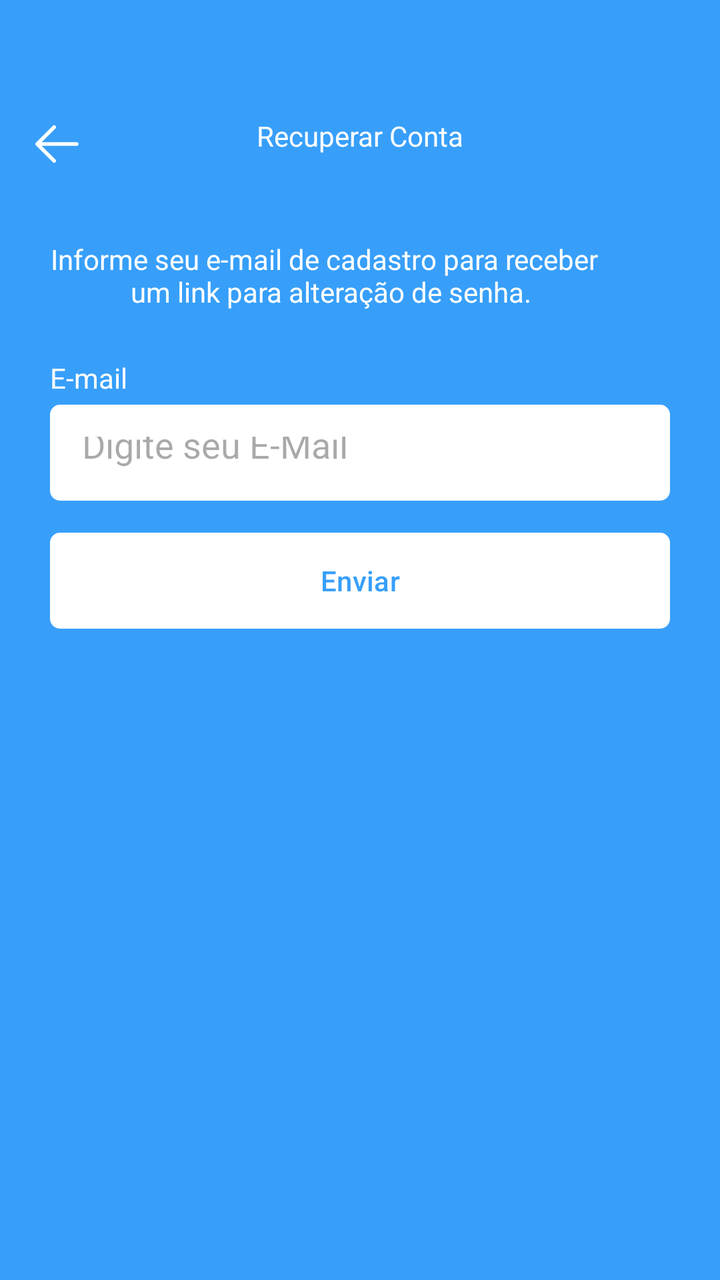
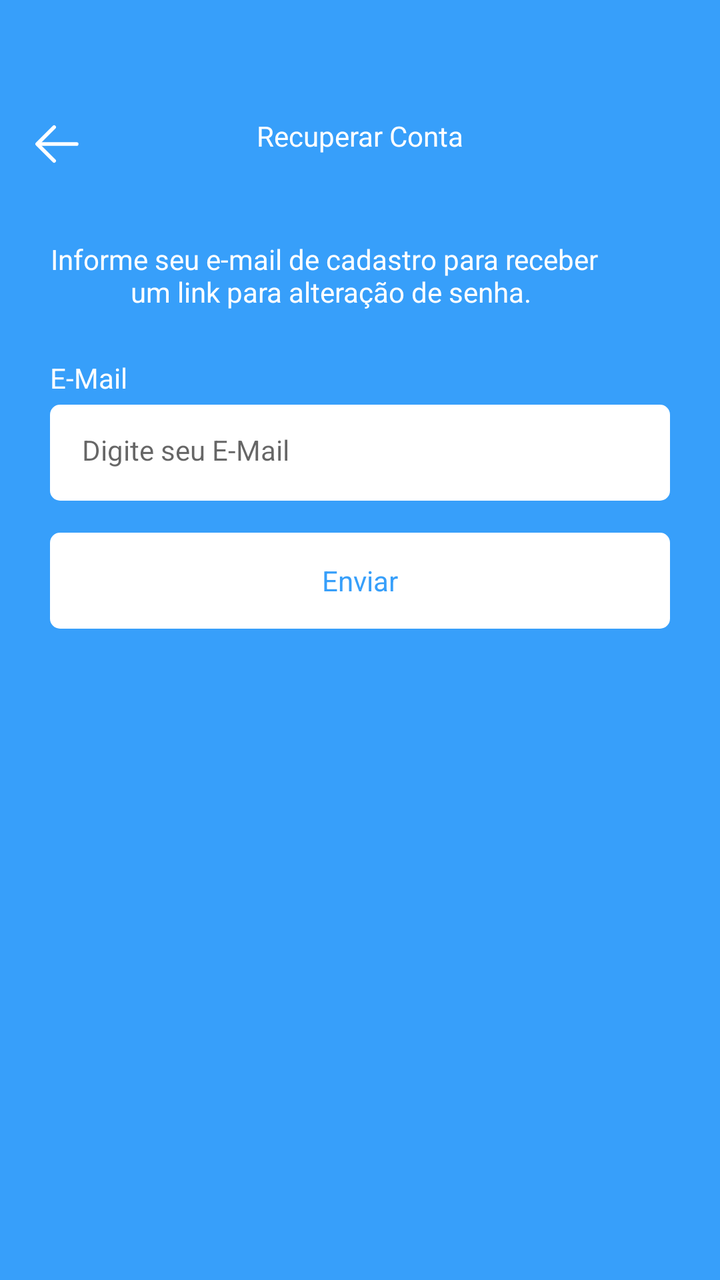

Two renders of the same Android screen: before a commit and after it. Below are the layout's source before the change and the commit's diff.
<!-- AndroidManifest.xml: application theme Theme.Task -->
<!-- res/layout/fragment_recover_account.xml -->
<?xml version="1.0" encoding="utf-8"?>
<ScrollView xmlns:android="http://schemas.android.com/apk/res/android"
    xmlns:tools="http://schemas.android.com/tools"
    android:layout_width="match_parent"
    android:layout_height="match_parent"
    xmlns:app="http://schemas.android.com/apk/res-auto"
    android:fillViewport="true"
    tools:context=".ui.auth.RecoverAccountFragment">


    <LinearLayout
        android:id="@+id/linearLayout1"
        android:layout_width="match_parent"
        android:layout_height="wrap_content"
        android:orientation="vertical">

        <com.google.android.material.appbar.MaterialToolbar
            android:id="@+id/toolbar"
            android:layout_width="match_parent"
            android:layout_height="wrap_content"
            app:navigationIcon="@drawable/ic_back"
            android:paddingTop="40dp">

            <TextView
                android:layout_width="wrap_content"
                android:layout_height="wrap_content"
                android:text="Recuperar Conta"
                android:textColor="@color/white"
                android:layout_gravity="center_horizontal"/>

        </com.google.android.material.appbar.MaterialToolbar>

        <LinearLayout
            android:id="@+id/LinearLayout2"
            android:layout_width="match_parent"
            android:layout_height="wrap_content"
            android:orientation="vertical"
            android:paddingLeft="25dp"
            android:paddingRight="25dp">

            <TextView
                android:layout_width="wrap_content"
                android:layout_height="wrap_content"
                android:id="@+id/textViewMensagem"
                android:text="Informe seu e-mail de cadastro para receber \n um link para alteração de senha."
                android:textColor="@color/white"
                android:textAlignment="center"
                android:layout_marginTop="24dp"/>

            <TextView
                android:layout_width="wrap_content"
                android:layout_height="wrap_content"
                android:id="@+id/textViewEmail"
                android:text="E-mail"
                android:textColor="@color/white"
                android:layout_marginTop="24dp"/>

            <EditText
                android:id="@+id/edittextEmail"
                android:layout_width="match_parent"
                android:layout_height="48dp"
                android:hint="Digite seu E-Mail"
                android:inputType="textEmailAddress"
                android:padding="16dp"
                android:layout_marginTop="4dp"
                android:background="@drawable/bg_edit_text"/>


            <com.google.android.material.button.MaterialButton
                android:id="@+id/buttonEnviar"
                android:layout_width="match_parent"
                android:layout_height="wrap_content"
                android:text="Enviar"
                android:textColor="@color/color_default"
                android:backgroundTint="@null"
                android:layout_marginTop="16dp"
                app:backgroundTint="@null"
                android:background="@drawable/bg_btn"/>

            <ProgressBar
                android:layout_width="wrap_content"
                android:layout_height="wrap_content"
                android:indeterminateTint="@color/white"
                android:layout_gravity="center"
                android:id="@+id/progressBar"
                android:layout_marginTop="8dp"
                android:visibility="invisible"
                tools:visibility="visible"/>
        </LinearLayout>

    </LinearLayout>

</ScrollView>
<!-- resources referenced by this layout -->
<resources>
  <color name="color_default">#379FFA</color>
  <color name="white">#FFFFFFFF</color>
  <!-- drawable bg_btn (drawable) -->
  <?xml version="1.0" encoding="utf-8"?>
  <shape xmlns:android="http://schemas.android.com/apk/res/android"
      android:shape="rectangle">
  
      <solid android:color="@color/white"/>
      <corners android:radius="5dp"/>
  
  </shape>
  <!-- drawable bg_edit_text (drawable) -->
  <?xml version="1.0" encoding="utf-8"?>
  <shape xmlns:android="http://schemas.android.com/apk/res/android"
      android:shape="rectangle">
  
      <solid android:color="@color/white"/>
      <corners android:radius="5dp"/>
  
  </shape>
  <!-- drawable ic_back (drawable) -->
  <vector xmlns:android="http://schemas.android.com/apk/res/android"
      android:width="30dp"
      android:height="30dp"
      android:viewportWidth="1024"
      android:viewportHeight="1024">
    <path
        android:pathData="M224,480h640a32,32 0,1 1,0 64H224a32,32 0,0 1,0 -64z"
        android:fillColor="#FFFFFF"/>
    <path
        android:pathData="m237.2,512 l265.4,265.3a32,32 0,0 1,-45.3 45.3l-288,-288a32,32 0,0 1,0 -45.3l288,-288a32,32 0,1 1,45.3 45.3L237.2,512z"
        android:fillColor="#FFFFFF"/>
  </vector>
  <style name="Theme.Task" parent="Base.Theme.Task" />
  <style name="Base.Theme.Task" parent="Theme.Material3.DayNight.NoActionBar">
          
          <item name="colorPrimary">@color/color_default</item>
          <item name="colorPrimaryVariant">@color/color_default</item>
          <item name="android:windowBackground">@color/color_default</item>
      </style>
</resources>

<!-- the commit's change to res/layout/fragment_recover_account.xml (unified diff, before → after) -->
@@ -24,7 +24,7 @@
             <TextView
                 android:layout_width="wrap_content"
                 android:layout_height="wrap_content"
-                android:text="Recuperar Conta"
+                android:text="@string/recuperar_conta_buttom"
                 android:textColor="@color/white"
                 android:layout_gravity="center_horizontal"/>
 
@@ -42,7 +42,7 @@
                 android:layout_width="wrap_content"
                 android:layout_height="wrap_content"
                 android:id="@+id/textViewMensagem"
-                android:text="Informe seu e-mail de cadastro para receber \n um link para alteração de senha."
+                android:text="@string/txt_recemail"
                 android:textColor="@color/white"
                 android:textAlignment="center"
                 android:layout_marginTop="24dp"/>
@@ -51,7 +51,7 @@
                 android:layout_width="wrap_content"
                 android:layout_height="wrap_content"
                 android:id="@+id/textViewEmail"
-                android:text="E-mail"
+                android:text="@string/email"
                 android:textColor="@color/white"
                 android:layout_marginTop="24dp"/>
 
@@ -59,23 +59,20 @@
                 android:id="@+id/edittextEmail"
                 android:layout_width="match_parent"
                 android:layout_height="48dp"
-                android:hint="Digite seu E-Mail"
+                android:hint="@string/insert_email"
                 android:inputType="textEmailAddress"
                 android:padding="16dp"
                 android:layout_marginTop="4dp"
-                android:background="@drawable/bg_edit_text"/>
+                style="@style/EditTextTheme"/>
 
 
             <com.google.android.material.button.MaterialButton
                 android:id="@+id/buttonEnviar"
                 android:layout_width="match_parent"
                 android:layout_height="wrap_content"
-                android:text="Enviar"
-                android:textColor="@color/color_default"
-                android:backgroundTint="@null"
+                android:text="@string/send_buttom"
                 android:layout_marginTop="16dp"
-                app:backgroundTint="@null"
-                android:background="@drawable/bg_btn"/>
+                style="@style/ButtomTheme"/>
 
             <ProgressBar
                 android:layout_width="wrap_content"
<!-- resource entries referenced after the edit -->
@@ -33,6 +33,22 @@
         android:pathData="m237.2,512 l265.4,265.3a32,32 0,0 1,-45.3 45.3l-288,-288a32,32 0,0 1,0 -45.3l288,-288a32,32 0,1 1,45.3 45.3L237.2,512z"
         android:fillColor="#FFFFFF"/>
   </vector>
+  <string name="email">E-Mail</string>
+  <string name="insert_email">Digite seu E-Mail</string>
+  <string name="recuperar_conta_buttom">Recuperar Conta</string>
+  <string name="send_buttom">Enviar</string>
+  <string name="txt_recemail">Informe seu e-mail de cadastro para receber \n um link para alteração de senha.</string>
+  <style name="ButtomTheme" parent="Theme.MaterialComponents.DayNight.NoActionBar">
+          <item name="android:background">@drawable/bg_btn</item>
+          <item name="android:textAllCaps">false</item>
+          <item name="android:textColor">@color/color_default</item>
+          <item name="backgroundTint">@null</item>
+      </style>
+  <style name="EditTextTheme" parent="Theme.MaterialComponents.DayNight.NoActionBar">
+          <item name="android:background">@drawable/bg_edit_text</item>
+          <item name="android:padding">16dp</item>
+          <item name="android:textSize">14sp</item>
+      </style>
   <style name="Theme.Task" parent="Base.Theme.Task" />
   <style name="Base.Theme.Task" parent="Theme.Material3.DayNight.NoActionBar">
           
